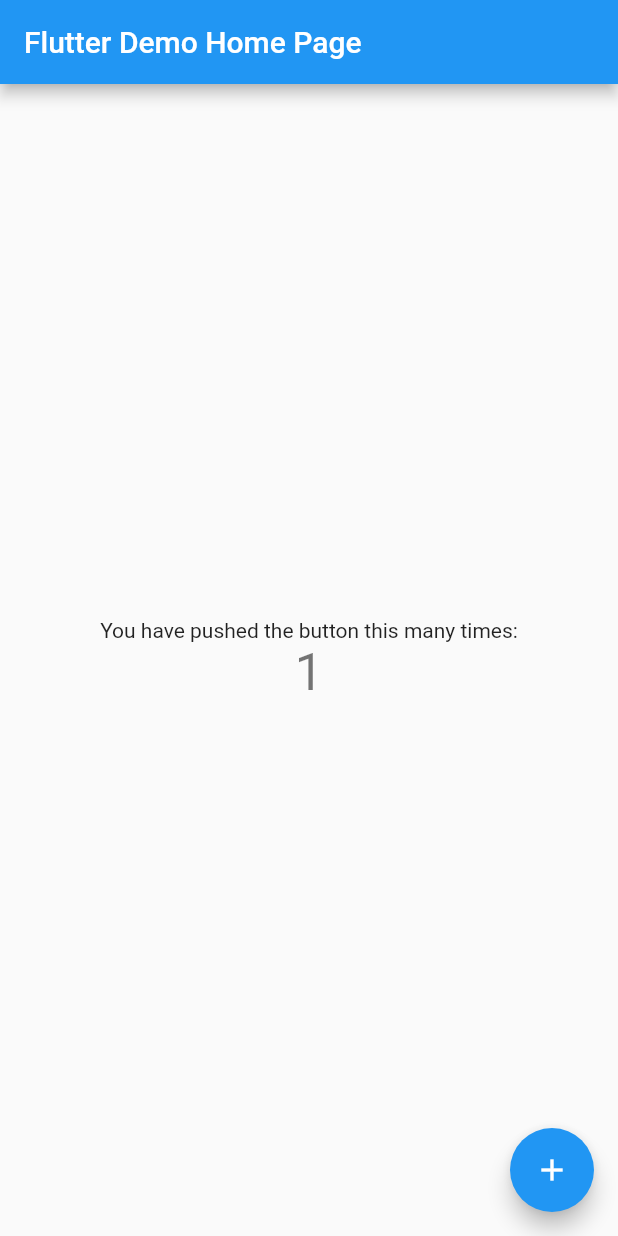
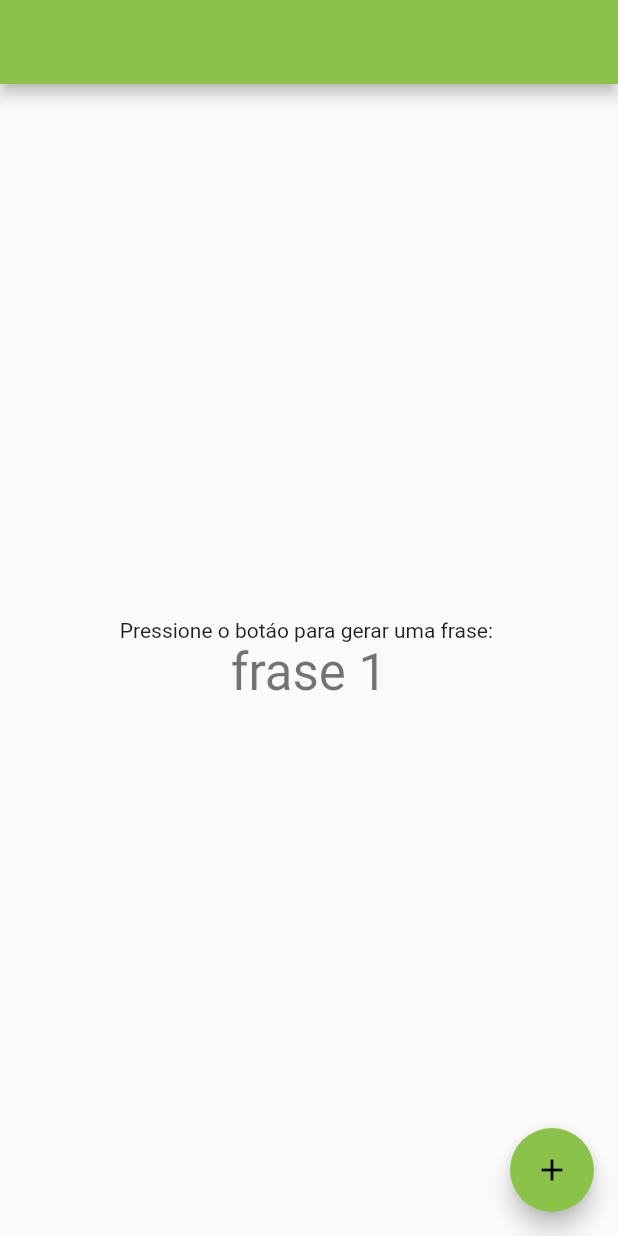
Before and after one commit to ThiagoLange/first-app-flutter, a Flutter app: the screen it shows after launch, after a tap on the "add" icon, on a phone screen of 412 x 824 dp. Run offline on Flutter 3.47's test engine with Material 2 defaults, Android fonts, the phone set to English and light mode, and no system bars.

Commit message:
Alterando para frases aleatórias

```diff
--- a/lib/main.dart
+++ b/lib/main.dart
@@ -1,3 +1,5 @@
+import 'dart:math';
+
 import 'package:flutter/material.dart';
 
 void main() {
@@ -13,16 +15,8 @@ class MyApp extends StatelessWidget {
     return MaterialApp(
       title: 'Flutter Demo',
       theme: ThemeData(
-        // This is the theme of your application.
-        //
-        // Try running your application with "flutter run". You'll see the
-        // application has a blue toolbar. Then, without quitting the app, try
-        // changing the primarySwatch below to Colors.green and then invoke
-        // "hot reload" (press "r" in the console where you ran "flutter run",
-        // or simply save your changes to "hot reload" in a Flutter IDE).
-        // Notice that the counter didn't reset back to zero; the application
-        // is not restarted.
-        primarySwatch: Colors.blue,
+
+        primarySwatch: Colors.lightGreen,
       ),
       home: const MyHomePage(title: 'Flutter Demo Home Page'),
     );
@@ -32,14 +26,6 @@ class MyApp extends StatelessWidget {
 class MyHomePage extends StatefulWidget {
   const MyHomePage({super.key, required this.title});
 
-  // This widget is the home page of your application. It is stateful, meaning
-  // that it has a State object (defined below) that contains fields that affect
-  // how it looks.
-
-  // This class is the configuration for the state. It holds the values (in this
-  // case the title) provided by the parent (in this case the App widget) and
-  // used by the build method of the State. Fields in a Widget subclass are
-  // always marked "final".
 
   final String title;
 
@@ -48,58 +34,42 @@ class MyHomePage extends StatefulWidget {
 }
 
 class _MyHomePageState extends State<MyHomePage> {
-  int _counter = 0;
+  int _numeroAleatorio = 0;
+  List _frases = [
+    'frase 1',
+    'frase 2',
+    'frase 3',
+    'frase 4'
+  ];
 
   void _incrementCounter() {
     setState(() {
-      // This call to setState tells the Flutter framework that something has
-      // changed in this State, which causes it to rerun the build method below
-      // so that the display can reflect the updated values. If we changed
-      // _counter without calling setState(), then the build method would not be
-      // called again, and so nothing would appear to happen.
-      _counter++;
+
+      _numeroAleatorio = new Random().nextInt(4);
+
     });
   }
 
   @override
   Widget build(BuildContext context) {
-    // This method is rerun every time setState is called, for instance as done
-    // by the _incrementCounter method above.
-    //
-    // The Flutter framework has been optimized to make rerunning build methods
-    // fast, so that you can just rebuild anything that needs updating rather
-    // than having to individually change instances of widgets.
+
     return Scaffold(
       appBar: AppBar(
         // Here we take the value from the MyHomePage object that was created by
-        // the App.build method, and use it to set our appbar title.
-        title: Text(widget.title),
+        // the App.build method, and use it to set our appbar title. title: Text(widget.title),
       ),
       body: Center(
         // Center is a layout widget. It takes a single child and positions it
         // in the middle of the parent.
         child: Column(
-          // Column is also a layout widget. It takes a list of children and
-          // arranges them vertically. By default, it sizes itself to fit its
-          // children horizontally, and tries to be as tall as its parent.
-          //
-          // Invoke "debug painting" (press "p" in the console, choose the
-          // "Toggle Debug Paint" action from the Flutter Inspector in Android
-          // Studio, or the "Toggle Debug Paint" command in Visual Studio Code)
-          // to see the wireframe for each widget.
-          //
-          // Column has various properties to control how it sizes itself and
-          // how it positions its children. Here we use mainAxisAlignment to
-          // center the children vertically; the main axis here is the vertical
-          // axis because Columns are vertical (the cross axis would be
-          // horizontal).
+
           mainAxisAlignment: MainAxisAlignment.center,
           children: <Widget>[
             const Text(
-              'You have pushed the button this many times:',
+              'Pressione o botáo para gerar uma frase: '
             ),
             Text(
-              '$_counter',
+              _frases[_numeroAleatorio],
               style: Theme.of(context).textTheme.headline4,
             ),
           ],
```
